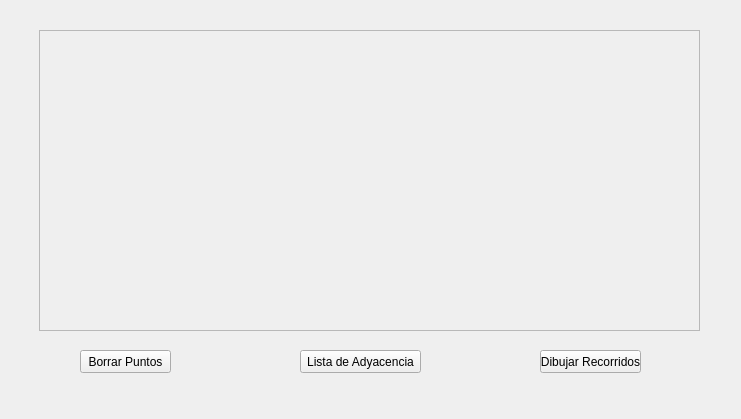
JohanAndres19/Recorrido, file ventanaR.ui: the form before one commit.
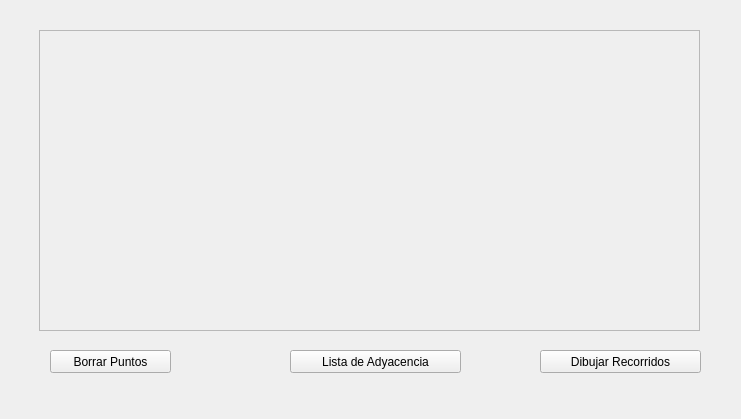
The form after the commit.

The edit to the form file:
```diff
--- a/ventanaR.ui
+++ b/ventanaR.ui
@@ -17,9 +17,9 @@
    <widget class="QPushButton" name="boton_Borrarpuntos">
     <property name="geometry">
      <rect>
-      <x>80</x>
+      <x>50</x>
       <y>350</y>
-      <width>91</width>
+      <width>121</width>
       <height>23</height>
      </rect>
     </property>
@@ -30,9 +30,9 @@
    <widget class="QPushButton" name="boton_Lista">
     <property name="geometry">
      <rect>
-      <x>300</x>
+      <x>290</x>
       <y>350</y>
-      <width>121</width>
+      <width>171</width>
       <height>23</height>
      </rect>
     </property>
@@ -45,7 +45,7 @@
      <rect>
       <x>540</x>
       <y>350</y>
-      <width>101</width>
+      <width>161</width>
       <height>23</height>
      </rect>
     </property>
```
